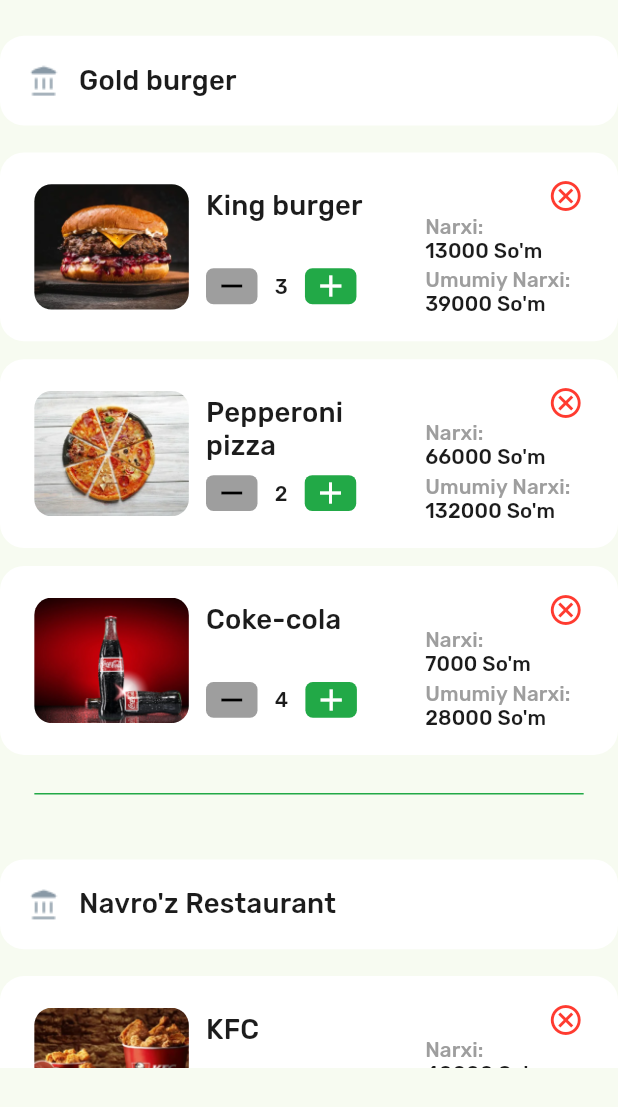
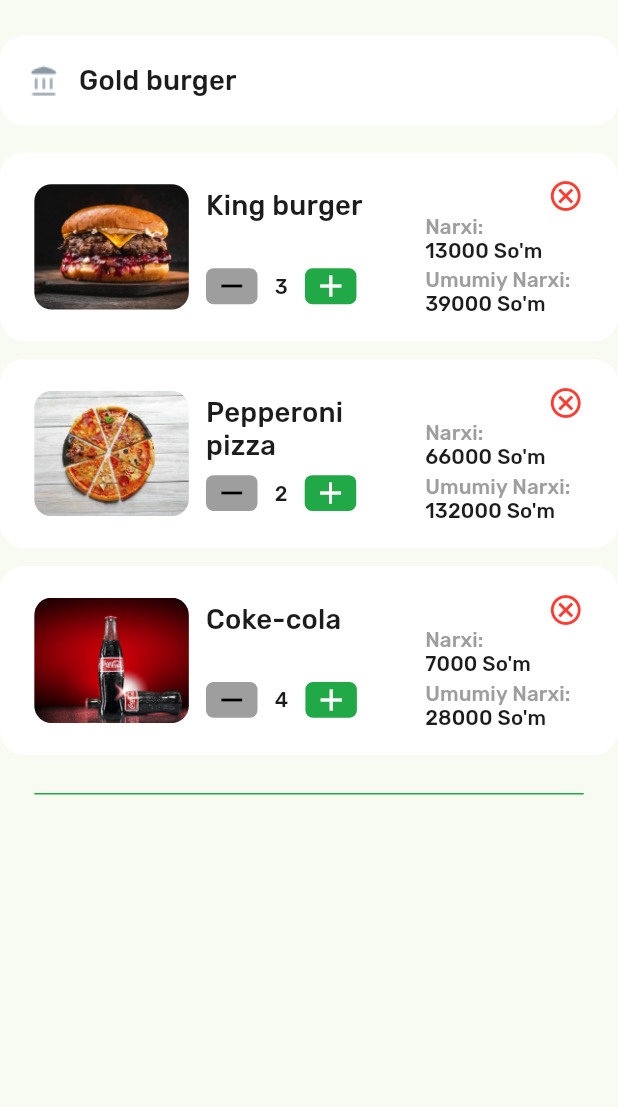
Before and after one commit to SEGroupCorpPres/UpQayt, a Flutter app: the RestaurantList widget shown alone on an empty page, opened directly, on a phone screen of 412 x 824 dp. Shown: the top 1107 px of the screen. Run offline on Flutter 3.47's test engine with Material 3 defaults, Android fonts, the light colour scheme and no system bars; our stand-ins replace flutter_screenutil, flutter_svg, google_fonts, persistent_bottom_nav_bar_v2, syncfusion_flutter_sliders; missing offline and left inert: bottom_sheet, flutter_statusbarcolor_ns.

```diff
--- a/lib/features/data/local/data_sources/mock_data.dart
+++ b/lib/features/data/local/data_sources/mock_data.dart
@@ -306,8 +306,7 @@
   ),
 ];
 
-List<Map<String, dynamic>>? shoppingBagProductList = [
-  {
+Map<String, dynamic>? shoppingBagProductList = {
   'restoran_name': 'Gold burger',
   'products': [
     {
@@ -335,26 +334,4 @@
       'total_price': 28000,
     },
   ]
-  },
-  {
-    'restoran_name': 'Navro\'z Restaurant',
-    'products': [
-      {
-        'category': 'kfc',
-        'name': 'KFC',
-        'image': Assets.imagesKfc2,
-        'quantity': 4,
-        'price': 40000,
-        'total_price': 120000,
-      },
-      {
-        'category': 'lavash',
-        'name': 'Lavash',
-        'image': Assets.imagesLavash,
-        'quantity': 8,
-        'price': 30000,
-        'total_price': 240000,
-      },
-    ]
-  },
-];
+};
--- a/lib/features/presentation/widgets/shopping_bag/product/prod_list.dart
+++ b/lib/features/presentation/widgets/shopping_bag/product/prod_list.dart
@@ -4,17 +4,16 @@
 import 'package:upqayt/features/presentation/widgets/shopping_bag/product/product_list_tile.dart';
 
 class ProductList extends StatelessWidget {
-   ProductList({super.key, required this.restaurant});
-  final int restaurant;
+   const ProductList({super.key});
 
   @override
   Widget build(BuildContext context) {
-    List<dynamic> products = shoppingBagProductList![restaurant]['products'];
+    List<dynamic> products = shoppingBagProductList!['products'];
     return Column(
       children: List.generate(
         products.length,
             (index) {
-          var product = shoppingBagProductList![restaurant]['products'][index];
+          var product = shoppingBagProductList!['products'][index];
           return ProductListTile(product: product);
         },
       ),
--- a/lib/features/presentation/widgets/shopping_bag/restaurant_list.dart
+++ b/lib/features/presentation/widgets/shopping_bag/restaurant_list.dart
@@ -20,19 +20,13 @@
     final size = MediaQuery.sizeOf(context);
     return SizedBox(
       height: MediaQuery.sizeOf(context).height - 2 * kToolbarHeight,
-      child: ListView.builder(
-        shrinkWrap: true,
-        controller: _scrollController,
-        itemCount: shoppingBagProductList!.length,
-        itemBuilder: (context, restaurant) {
-          print(shoppingBagProductList!.toList());
-          return Column(
+      child: Column(
             mainAxisAlignment: MainAxisAlignment.start,
             crossAxisAlignment: CrossAxisAlignment.start,
             children: [
-              RestaurantName(restaurant: restaurant),
+              const RestaurantName(),
               SizedBox(height: 10.h),
-              ProductList(restaurant: restaurant),
+              const ProductList(),
               SizedBox(height: 10.h),
               Divider(
                 endIndent: 20.w,
@@ -41,8 +35,6 @@
               ),
               SizedBox(height: 10.h),
             ],
-          );
-        },
       ),
     );
   }
--- a/lib/features/presentation/widgets/shopping_bag/restaurant_name.dart
+++ b/lib/features/presentation/widgets/shopping_bag/restaurant_name.dart
@@ -4,9 +4,8 @@
 import 'package:upqayt/generated/assets.dart';
 
 class RestaurantName extends StatelessWidget {
-  const RestaurantName({super.key, required this.restaurant});
+  const RestaurantName({super.key});
 
-  final int restaurant;
 
   @override
   Widget build(BuildContext context) {
@@ -22,7 +21,7 @@
             Image.asset(Assets.iconsBank),
             SizedBox(width: 10.w),
             Text(
-              shoppingBagProductList![restaurant]['restoran_name'],
+              shoppingBagProductList!['restoran_name'],
               style: Theme.of(context).textTheme.titleMedium,
               textAlign: TextAlign.start,
             ),
```
Also changed, not shown: lib/features/presentation/pages/shopping_bag/shopping_bag_screen.dart (+23 -21 lines), lib/features/presentation/widgets/shopping_bag/shopping_bag_bottom_sheet.dart (+0 -8 lines). Lines whose indentation alone changed are shown as unchanged.
